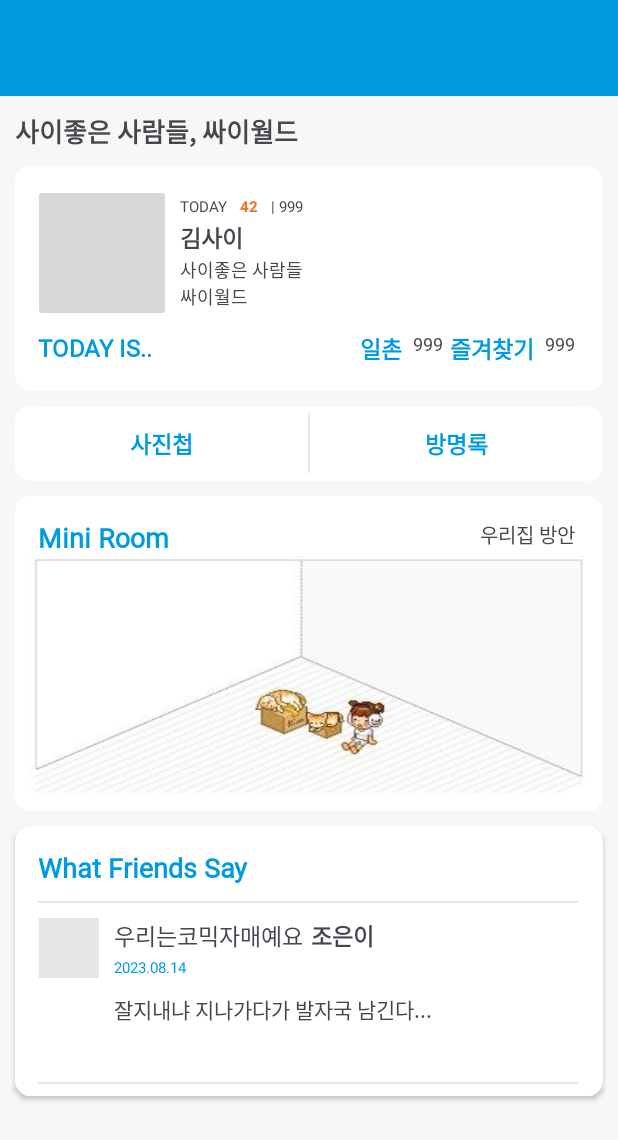
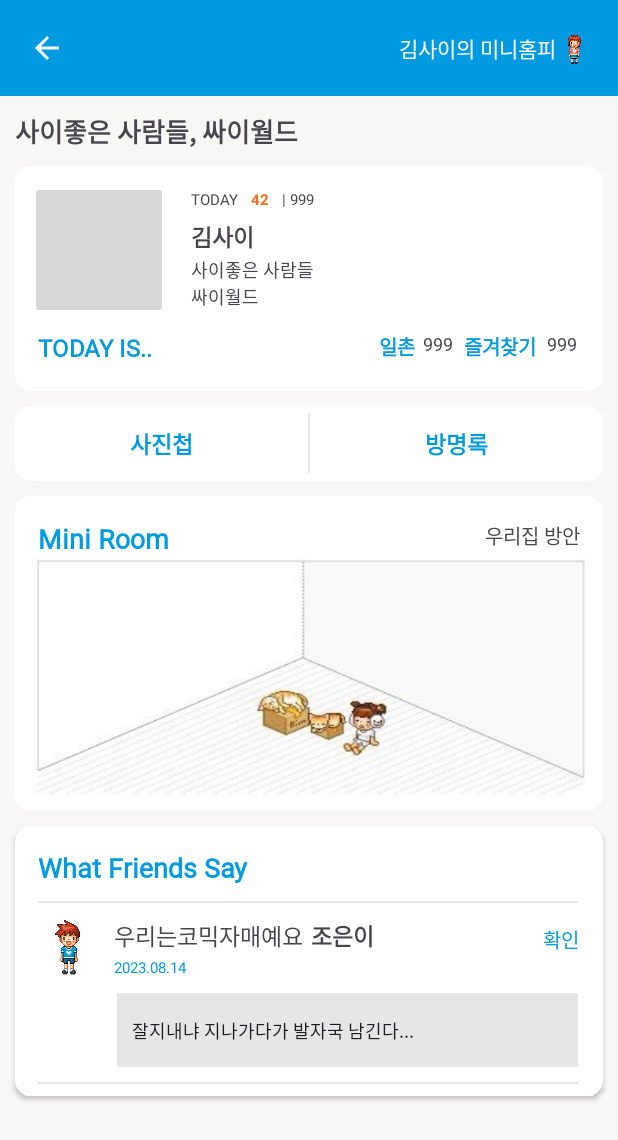
Before and after one commit to AgileCatch/nbcamp18, an Android app: the layout detailpage_activity.xml on its own in the app's theme, with its tools: preview values and no code run, on a phone screen of 412 x 824 dp. Shown: the top 1140 px of the screen. Run offline under Robolectric (Android 15) with nearby library versions, the phone set to English and light mode, and no system bars.

Commit message:
[DESIGN] : 🎨
앱바 버튼추가, 댓글 디자인추가

```diff
--- a/app/build.gradle
+++ b/app/build.gradle
@@ -48,4 +48,5 @@ dependencies {
     androidTestImplementation 'androidx.test.ext:junit:1.1.5'
     androidTestImplementation 'androidx.test.espresso:espresso-core:3.5.1'
     implementation "androidx.cardview:cardview:1.0.0"
+    implementation 'androidx.recyclerview:recyclerview:1.2.1' // 최신 버전 확인 필요
 }
--- a/app/src/main/java/com/example/instagram/SIgnInPage.kt
+++ b/app/src/main/java/com/example/instagram/SIgnInPage.kt
@@ -6,6 +6,6 @@ import android.os.Bundle
 class SIgnInPage : AppCompatActivity() {
     override fun onCreate(savedInstanceState: Bundle?) {
         super.onCreate(savedInstanceState)
-        setContentView(R.layout.activity_sign_in_page)
+        setContentView(R.layout.detailpage_activity)
     }
 }
--- a/app/src/main/res/layout/detailpage_activity.xml
+++ b/app/src/main/res/layout/detailpage_activity.xml
@@ -1,11 +1,12 @@
 <?xml version="1.0" encoding="utf-8"?>
 <androidx.constraintlayout.widget.ConstraintLayout xmlns:android="http://schemas.android.com/apk/res/android"
+    xmlns:app="http://schemas.android.com/apk/res-auto"
     xmlns:tools="http://schemas.android.com/tools"
     android:layout_width="match_parent"
     android:layout_height="match_parent"
-    xmlns:app="http://schemas.android.com/apk/res-auto"
     android:background="@color/background">
     <!-- 다른 뷰들을 여기에 추가합니다 -->
+
 
     <!-- AppBarLayout을 추가합니다 -->
     <com.google.android.material.appbar.AppBarLayout
@@ -19,7 +20,48 @@
             android:id="@+id/toolbar"
             android:layout_width="match_parent"
             android:layout_height="match_parent"
-            android:background="@color/blue" />
+            android:background="@color/blue" >
+
+            <!-- 왼쪽 아이콘 버튼 -->
+            <ImageButton
+                android:id="@+id/imb_back"
+                android:layout_width="30dp"
+                android:layout_height="30dp"
+                android:layout_gravity="start"
+                android:background="?attr/selectableItemBackgroundBorderless"
+                android:contentDescription="뒤로가기버튼"
+                android:src="@drawable/baseline_arrow_back_24" />
+
+            <!-- 왼쪽과 오른쪽 요소를 구분하기 위한 공간 -->
+            <Space
+                android:layout_width="220dp"
+                android:layout_height="0dp"
+                android:layout_weight="1" />
+
+            <!-- 오른쪽 텍스트와 이미지뷰 -->
+            <LinearLayout
+                android:layout_width="wrap_content"
+                android:layout_height="wrap_content"
+                android:orientation="horizontal">
+
+                <TextView
+                    android:id="@+id/rightText"
+                    android:layout_width="wrap_content"
+                    android:layout_height="wrap_content"
+                    android:text="김사이의 미니홈피"
+                    android:fontFamily="@font/neodgm"
+                    android:layout_gravity="center"
+                    android:textColor="@android:color/white" />
+
+                <ImageView
+                android:id="@+id/rightImageView"
+                android:layout_width="24dp"
+                android:layout_height="24dp"
+                android:layout_gravity="center"
+                android:src="@drawable/girl1" />
+            </LinearLayout>
+        </androidx.appcompat.widget.Toolbar>
+
 
 
     </com.google.android.material.appbar.AppBarLayout>
@@ -30,10 +72,10 @@
         android:layout_height="wrap_content"
         android:layout_marginStart="10dp"
         android:layout_marginTop="10dp"
+        android:fontFamily="@font/neodgm"
         android:text="사이좋은 사람들, 싸이월드"
-        android:fontFamily="@font/neodgm"
+        android:textSize="17dp"
         android:textStyle="bold"
-        android:textSize="17dp"
         app:layout_constraintStart_toStartOf="parent"
         app:layout_constraintTop_toBottomOf="@+id/appBarLayout" />
 
@@ -47,115 +89,136 @@
         app:layout_constraintStart_toStartOf="parent"
         app:layout_constraintTop_toBottomOf="@+id/minihomepi">
 
+        <androidx.constraintlayout.widget.ConstraintLayout
+            android:layout_width="match_parent"
+            android:layout_height="match_parent">
+
             <ImageButton
+                android:id="@+id/imageButton"
                 android:layout_width="92dp"
                 android:layout_height="92dp"
-            android:layout_marginLeft="12dp"
-            android:layout_marginTop="12dp" />
+                android:layout_marginStart="10dp"
+                android:layout_marginTop="10dp"
+                app:layout_constraintStart_toStartOf="parent"
+                app:layout_constraintTop_toTopOf="parent" />
 
             <TextView
                 android:id="@+id/tv_today"
                 android:layout_width="wrap_content"
                 android:layout_height="wrap_content"
-            android:layout_marginLeft="110dp"
-            android:layout_marginTop="20dp"
+                android:layout_marginStart="15dp"
+                android:layout_marginTop="5dp"
                 android:text="TODAY           | 999"
                 android:textSize="10dp"
-            app:layout_constraintTop_toTopOf="parent" />
+                app:layout_constraintStart_toEndOf="@+id/imageButton"
+                app:layout_constraintTop_toTopOf="@+id/imageButton" />
+
 
             <TextView
                 android:id="@+id/tv_description"
                 android:layout_width="150dp"
                 android:layout_height="40dp"
-            android:layout_marginLeft="110dp"
-            android:layout_marginTop="60dp"
+                android:layout_marginStart="15dp"
+                android:layout_marginTop="50dp"
                 android:text="사이좋은 사람들 \n싸이월드"
                 android:textSize="12dp"
-            app:layout_constraintTop_toTopOf="parent" />
+                app:layout_constraintStart_toEndOf="@+id/imageButton"
+                app:layout_constraintTop_toTopOf="@+id/imageButton" />
 
             <TextView
                 android:id="@+id/tv_name"
                 android:layout_width="wrap_content"
                 android:layout_height="wrap_content"
-            android:layout_marginLeft="110dp"
-            android:layout_marginTop="36dp"
+                android:layout_marginStart="15dp"
+                android:layout_marginTop="25dp"
                 android:text="김사이"
                 android:textSize="15dp"
                 android:textStyle="bold"
-            app:layout_constraintTop_toTopOf="parent" />
+                app:layout_constraintStart_toEndOf="@+id/imageButton"
+                app:layout_constraintTop_toTopOf="@+id/imageButton" />
 
             <TextView
                 android:id="@+id/tv_today_num"
                 android:layout_width="wrap_content"
                 android:layout_height="wrap_content"
-            android:layout_marginLeft="150dp"
-            android:layout_marginTop="20dp"
+                android:layout_marginStart="55dp"
+                android:layout_marginTop="5dp"
                 android:text="42"
                 android:textColor="@color/orenge"
                 android:textSize="10dp"
                 android:textStyle="bold"
-            app:layout_constraintTop_toTopOf="parent" />
-
+                app:layout_constraintStart_toEndOf="@+id/imageButton"
+                app:layout_constraintTop_toTopOf="@+id/imageButton" />
 
             <TextView
                 android:id="@+id/tv_1chon"
-            android:layout_width="130dp"
+                android:layout_width="wrap_content"
                 android:layout_height="20dp"
-            android:layout_marginLeft="230dp"
-            android:layout_marginTop="110dp"
+                android:layout_marginTop="8dp"
+                android:layout_marginEnd="125dp"
                 android:fontFamily="@font/neodgm"
                 android:text="일촌"
+
                 android:textColor="@color/blue"
-            android:textSize="15dp"
+                android:textSize="13dp"
                 android:textStyle="bold"
-
-            app:layout_constraintTop_toTopOf="parent" />
+                app:layout_constraintEnd_toEndOf="parent"
+                app:layout_constraintTop_toBottomOf="@+id/imageButton" />
 
             <TextView
                 android:id="@+id/tv_1chon_num"
-            android:layout_width="30dp"
+                android:layout_width="wrap_content"
                 android:layout_height="20dp"
-            android:layout_marginLeft="265dp"
-            android:layout_marginTop="110dp"
+                android:layout_marginStart="5dp"
+                android:layout_marginTop="8dp"
                 android:text="999"
                 android:textSize="12dp"
-            app:layout_constraintTop_toTopOf="parent" />
+                app:layout_constraintStart_toEndOf="@+id/tv_1chon"
+                app:layout_constraintTop_toBottomOf="@+id/imageButton" />
 
             <TextView
                 android:id="@+id/tv_favorites"
-            android:layout_width="130dp"
+                android:layout_width="wrap_content"
                 android:layout_height="20dp"
-            android:layout_marginLeft="290dp"
-            android:layout_marginTop="110dp"
-            android:text="즐겨찾기 "
+                android:layout_marginStart="7dp"
+                android:layout_marginTop="8dp"
+                android:fontFamily="@font/neodgm"
+                android:text="즐겨찾기"
                 android:textColor="@color/blue"
-            android:textSize="15dp"
-            android:fontFamily="@font/neodgm"
+                android:textSize="13dp"
                 android:textStyle="bold"
-            app:layout_constraintTop_toTopOf="parent" />
+                app:layout_constraintStart_toEndOf="@+id/tv_1chon_num"
+                app:layout_constraintTop_toBottomOf="@+id/imageButton" />
 
             <TextView
                 android:id="@+id/tv_favorites_num"
-            android:layout_width="130dp"
+                android:layout_width="wrap_content"
                 android:layout_height="20dp"
-            android:layout_marginLeft="353dp"
-            android:layout_marginTop="110dp"
+                android:layout_marginStart="5dp"
+                android:layout_marginTop="8dp"
+                android:layout_marginEnd="15dp"
                 android:text="999"
                 android:textSize="12dp"
-            app:layout_constraintTop_toTopOf="parent" />
+                app:layout_constraintEnd_toEndOf="parent"
+                app:layout_constraintStart_toEndOf="@+id/tv_favorites"
+                app:layout_constraintTop_toBottomOf="@+id/imageButton" />
 
             <TextView
                 android:id="@+id/tv_todayicon"
-            android:layout_width="130dp"
+                android:layout_width="wrap_content"
                 android:layout_height="20dp"
-            android:layout_marginLeft="15dp"
-            android:layout_marginTop="110dp"
+                android:layout_marginStart="15dp"
+                android:layout_marginTop="8dp"
+                android:fontFamily="@font/neodgm"
                 android:text="TODAY IS.."
-            android:fontFamily="@font/neodgm"
                 android:textColor="@color/blue"
                 android:textSize="16dp"
                 android:textStyle="bold"
-            app:layout_constraintTop_toTopOf="parent" />
+                app:layout_constraintStart_toStartOf="parent"
+                app:layout_constraintTop_toBottomOf="@+id/imageButton" />
+
+        </androidx.constraintlayout.widget.ConstraintLayout>
+
 
     </androidx.cardview.widget.CardView>
 
@@ -179,8 +242,8 @@
                 android:layout_width="195dp"
                 android:layout_height="match_parent"
                 android:background="@android:color/transparent"
+                android:fontFamily="@font/neodgm"
                 android:text="사진첩"
-                android:fontFamily="@font/neodgm"
                 android:textColor="@color/blue"
                 android:textSize="15dp"
                 android:textStyle="bold"
@@ -189,8 +252,10 @@
             <View
                 android:layout_width="1dp"
                 android:layout_height="40dp"
-                android:background="@color/gray"
-                android:layout_gravity="center"/>
+                android:layout_gravity="center"
+                android:background="@color/gray" />
+
+            1`
 
             <Button
                 android:id="@+id/bt_guestbook"
@@ -199,8 +264,8 @@
                 android:layout_marginLeft="0dp"
                 android:layout_marginTop="0dp"
                 android:background="@android:color/transparent"
+                android:fontFamily="@font/neodgm"
                 android:text="방명록"
-                android:fontFamily="@font/neodgm"
                 android:textColor="@color/blue"
                 android:textSize="15dp"
                 android:textStyle="bold"
@@ -221,36 +286,48 @@
         app:layout_constraintStart_toStartOf="parent"
         app:layout_constraintTop_toBottomOf="@+id/cardView2">
 
+        <androidx.constraintlayout.widget.ConstraintLayout
+            android:layout_width="match_parent"
+            android:layout_height="match_parent">
+
             <TextView
                 android:id="@+id/miniroom"
                 android:layout_width="wrap_content"
                 android:layout_height="wrap_content"
-            android:layout_marginLeft="15dp"
-            android:layout_marginTop="15dp"
+                android:layout_marginStart="15dp"
+                android:layout_marginTop="16dp"
+                android:fontFamily="@font/neodgm"
                 android:text="Mini Room"
-            android:fontFamily="@font/neodgm"
                 android:textColor="@color/blue"
                 android:textSize="18dp"
                 android:textStyle="bold"
+                app:layout_constraintStart_toStartOf="parent"
                 app:layout_constraintTop_toTopOf="parent" />
 
             <TextView
                 android:id="@+id/roomname"
                 android:layout_width="wrap_content"
                 android:layout_height="wrap_content"
-            android:layout_marginTop="15dp"
-            android:layout_marginLeft="310dp"
+                android:layout_marginTop="16dp"
+                android:layout_marginEnd="15dp"
                 android:text="우리집 방안"
                 android:textSize="13dp"
+                app:layout_constraintEnd_toEndOf="parent"
                 app:layout_constraintTop_toTopOf="parent" />
 
             <ImageView
-            android:layout_marginTop="40dp"
-            android:layout_marginLeft="10dp"
                 android:layout_width="370dp"
                 android:layout_height="160dp"
+                android:layout_marginStart="15dp"
+                android:layout_marginEnd="15dp"
+                android:layout_marginBottom="10dp"
                 android:scaleType="fitXY"
-            android:src="@drawable/miniroom"/>
+                android:src="@drawable/miniroom"
+                app:layout_constraintBottom_toBottomOf="parent"
+                app:layout_constraintEnd_toEndOf="parent"
+                app:layout_constraintStart_toStartOf="parent"
+                app:layout_constraintTop_toBottomOf="@+id/miniroom" />
+        </androidx.constraintlayout.widget.ConstraintLayout>
 
 
     </androidx.cardview.widget.CardView>
@@ -277,8 +354,8 @@
                 android:layout_height="wrap_content"
                 android:layout_marginLeft="15dp"
                 android:layout_marginTop="15dp"
+                android:fontFamily="@font/neodgm"
                 android:text="What Friends Say"
-                android:fontFamily="@font/neodgm"
                 android:textColor="@color/blue"
                 android:textSize="18dp"
                 android:textStyle="bold"
@@ -287,10 +364,9 @@
             <View
                 android:layout_width="360dp"
                 android:layout_height="1dp"
-                android:background="@color/gray"
+                android:layout_marginLeft="15dp"
                 android:layout_marginTop="10dp"
-                android:layout_marginLeft="15dp"
-                />
+                android:background="@color/gray" />
 
             <androidx.constraintlayout.widget.ConstraintLayout
                 android:layout_width="match_parent"
@@ -303,7 +379,7 @@
                     android:layout_width="40dp"
                     android:layout_height="40dp"
                     android:layout_marginStart="16dp"
-                    android:background="@color/gray"
+                    android:src="@drawable/man1"
                     app:layout_constraintStart_toStartOf="parent"
                     app:layout_constraintTop_toTopOf="parent" />
 
@@ -345,29 +421,47 @@
                     app:layout_constraintTop_toTopOf="@+id/imageView"
                     app:layout_constraintVertical_bias="1.0" />
 
-                <TextView
+                <EditText
                     android:id="@+id/tv_content"
                     android:layout_width="307dp"
-                    android:layout_height="wrap_content"
+                    android:layout_height="50dp"
                     android:layout_marginTop="10dp"
+                    android:layout_marginEnd="15dp"
+                    android:background="@color/gray"
+                    android:hint="일촌평을 작성해주세요."
+                    android:maxLength="100"
                     android:text="잘지내냐 지나가다가 발자국 남긴다..."
+                    android:padding="10dp"
+                    android:textSize="12dp"
+                    app:layout_constraintEnd_toEndOf="parent"
                     app:layout_constraintStart_toStartOf="@+id/datetime"
                     app:layout_constraintTop_toBottomOf="@+id/datetime" />
+
+                <Button
+                    android:id="@+id/button"
+                    android:layout_width="25dp"
+                    android:layout_height="25dp"
+                    android:layout_marginEnd="15dp"
+                    android:padding="0dp"
+                    android:text="확인"
+                    android:textColor="@color/blue"
+                    android:textSize="13dp"
+                    android:background="?attr/selectableItemBackgroundBorderless"
+                    app:layout_constraintEnd_toEndOf="parent"
+                    app:layout_constraintTop_toTopOf="parent" />
 
             </androidx.constraintlayout.widget.ConstraintLayout>
 
             <View
                 android:layout_width="360dp"
                 android:layout_height="1dp"
-                android:background="@color/gray"
+                android:layout_marginLeft="15dp"
                 android:layout_marginTop="10dp"
-                android:layout_marginLeft="15dp"
-                />
+                android:background="@color/gray" />
         </LinearLayout>
 
 
     </androidx.cardview.widget.CardView>
 
 
-
 </androidx.constraintlayout.widget.ConstraintLayout>
```
Also changed, not shown: app/src/main/res/layout/item_recycler.xml (added, +90 -0 lines), app/src/main/res/layout/recyclerview.xml (added, +17 -0 lines). Lines whose indentation alone changed are shown as unchanged.
